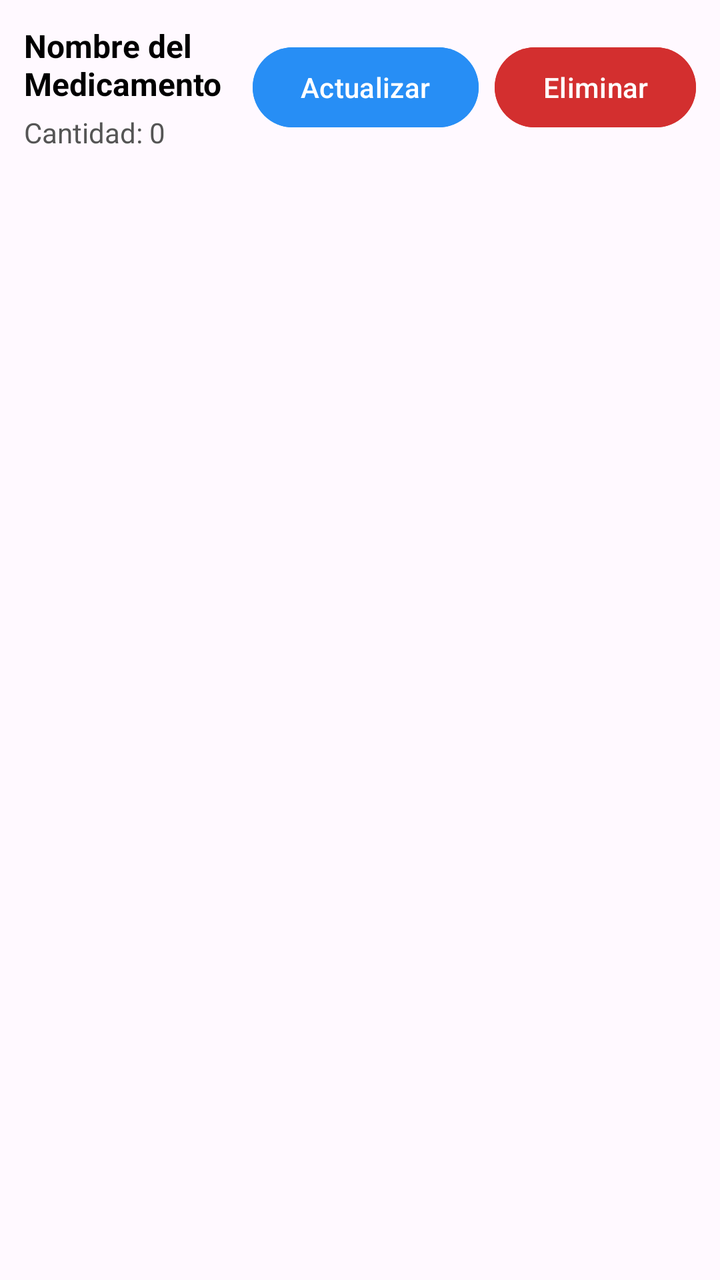
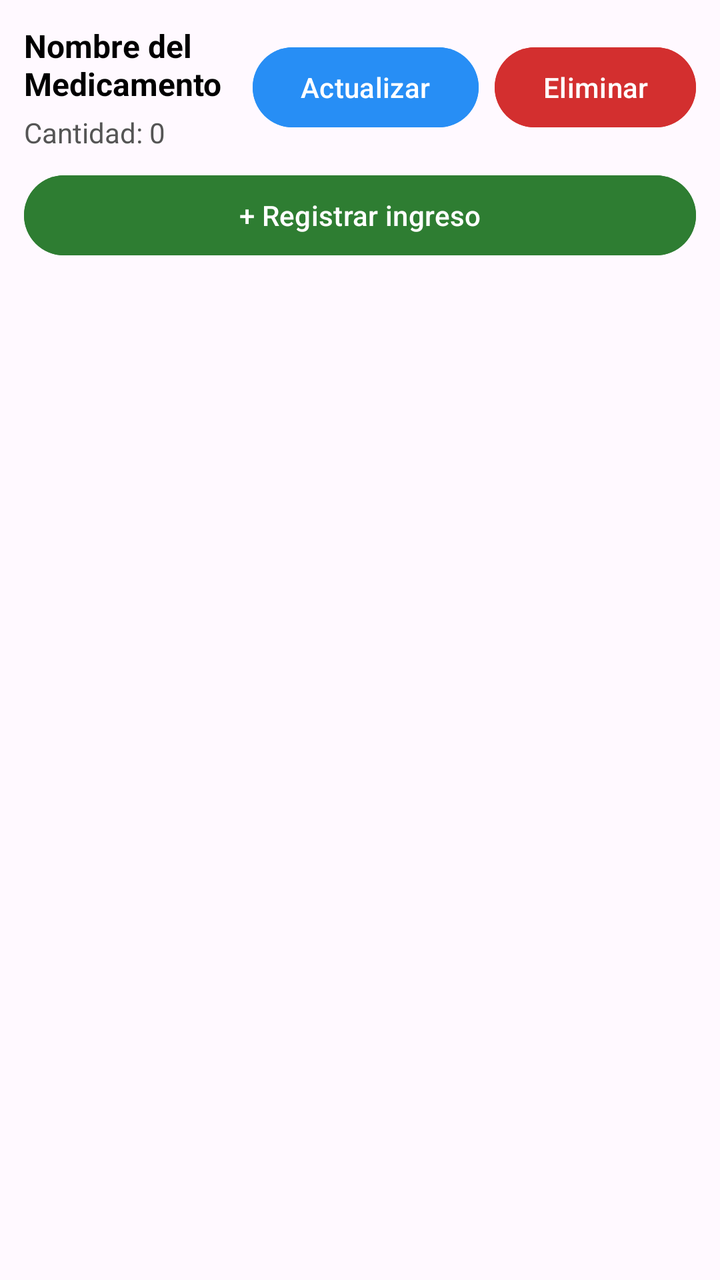

Compare the two renders of this Android layout. The source of the first and the diff that turns it into the second are given below.
<!-- AndroidManifest.xml: application theme Theme.AppTuHoraSalud -->
<!-- res/layout/item_medicine.xml -->
<?xml version="1.0" encoding="utf-8"?>
<LinearLayout xmlns:android="http://schemas.android.com/apk/res/android"
    android:layout_width="match_parent"
    android:layout_height="wrap_content"
    android:orientation="vertical"
    android:layout_marginBottom="8dp"
    android:background="#40FFFFFF"
    android:padding="12dp">

    <LinearLayout
        android:layout_width="match_parent"
        android:layout_height="wrap_content"
        android:orientation="horizontal"
        android:gravity="center_vertical">

        <LinearLayout
            android:layout_width="0dp"
            android:layout_height="wrap_content"
            android:layout_weight="1"
            android:orientation="vertical">

            <TextView
                android:id="@+id/tvMedicineName"
                android:layout_width="wrap_content"
                android:layout_height="wrap_content"
                android:text="Nombre del Medicamento"
                android:textColor="#000000"
                android:textSize="16sp"
                android:textStyle="bold" />

            <TextView
                android:id="@+id/tvMedicineQuantity"
                android:layout_width="wrap_content"
                android:layout_height="wrap_content"
                android:text="Cantidad: 0"
                android:textColor="#555555"
                android:textSize="14sp"
                android:layout_marginTop="4dp" />

            <TextView
                android:id="@+id/tvStockBajo"
                android:layout_width="wrap_content"
                android:layout_height="wrap_content"
                android:layout_marginTop="4dp"
                android:text="⚠ Stock bajo, reponé unidades"
                android:textColor="#F57C00"
                android:textSize="13sp"
                android:textStyle="bold"
                android:visibility="gone" />

        </LinearLayout>

        <Button
            android:id="@+id/btnUpdateMedicine"
            android:layout_width="wrap_content"
            android:layout_height="wrap_content"
            android:layout_marginEnd="8dp"
            android:backgroundTint="#278EF5"
            android:minHeight="48dp"
            android:text="Actualizar"
            android:textColor="#FFFFFF" />

        <Button
            android:id="@+id/btnDeleteMedicine"
            android:layout_width="wrap_content"
            android:layout_height="wrap_content"
            android:backgroundTint="#D32F2F"
            android:minHeight="48dp"
            android:text="Eliminar"
            android:textColor="#FFFFFF" />

    </LinearLayout>

</LinearLayout>
<!-- resources referenced by this layout -->
<resources>
  <style name="Theme.AppTuHoraSalud" parent="Base.Theme.AppTuHoraSalud" />
  <style name="Base.Theme.AppTuHoraSalud" parent="Theme.Material3.DayNight.NoActionBar">
          
          
      </style>
</resources>

<!-- the commit's change to res/layout/item_medicine.xml (unified diff, before → after) -->
@@ -71,4 +71,13 @@
 
     </LinearLayout>
 
+    <Button
+        android:id="@+id/btnIngresoMedicine"
+        android:layout_width="match_parent"
+        android:layout_height="wrap_content"
+        android:layout_marginTop="8dp"
+        android:backgroundTint="#2E7D32"
+        android:text="+ Registrar ingreso"
+        android:textColor="#FFFFFF" />
+
 </LinearLayout>
